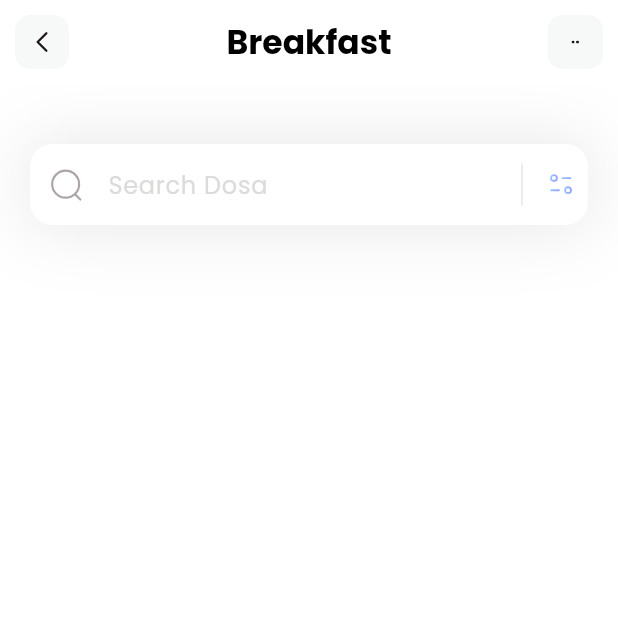
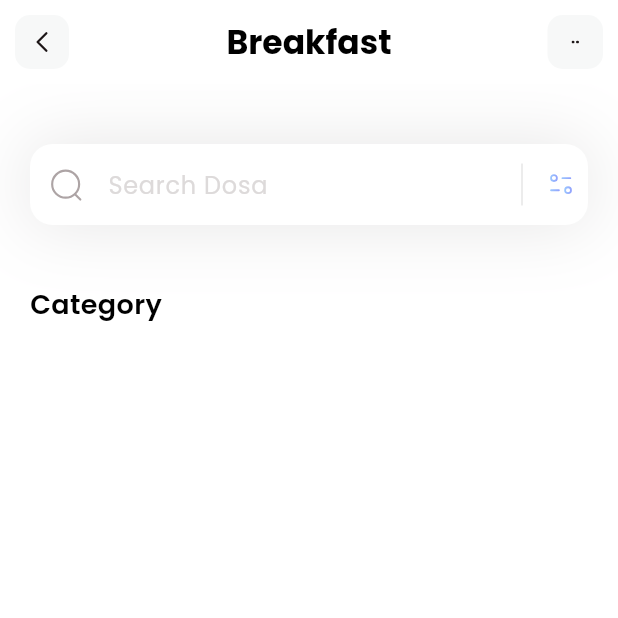
Before and after one commit to Hardvan/Flutter-Fitness-App, a Flutter app: the screen it shows after launch, on a phone screen of 412 x 824 dp, the top half of it. Run offline on Flutter 3.47's test engine with Material 3 defaults, Android fonts, the phone set to English and light mode, and no system bars; our stand-ins replace flutter_svg.

Commit message:
Add category title

```diff
--- a/lib/pages/home.dart
+++ b/lib/pages/home.dart
@@ -10,8 +10,27 @@ class HomePage extends StatelessWidget {
       appBar: appBar(),
       backgroundColor: Colors.white,
       body: Column(
+        crossAxisAlignment: CrossAxisAlignment.start,
         children: [
           _searchField(),
+          SizedBox(
+            height: 40,
+          ),
+          Column(
+            children: [
+              Padding(
+                padding: const EdgeInsets.only(left: 20),
+                child: Text(
+                  'Category',
+                  style: TextStyle(
+                    color: Colors.black,
+                    fontSize: 18,
+                    fontWeight: FontWeight.w600,
+                  ),
+                ),
+              )
+            ],
+          )
         ],
       ),
     );
```
